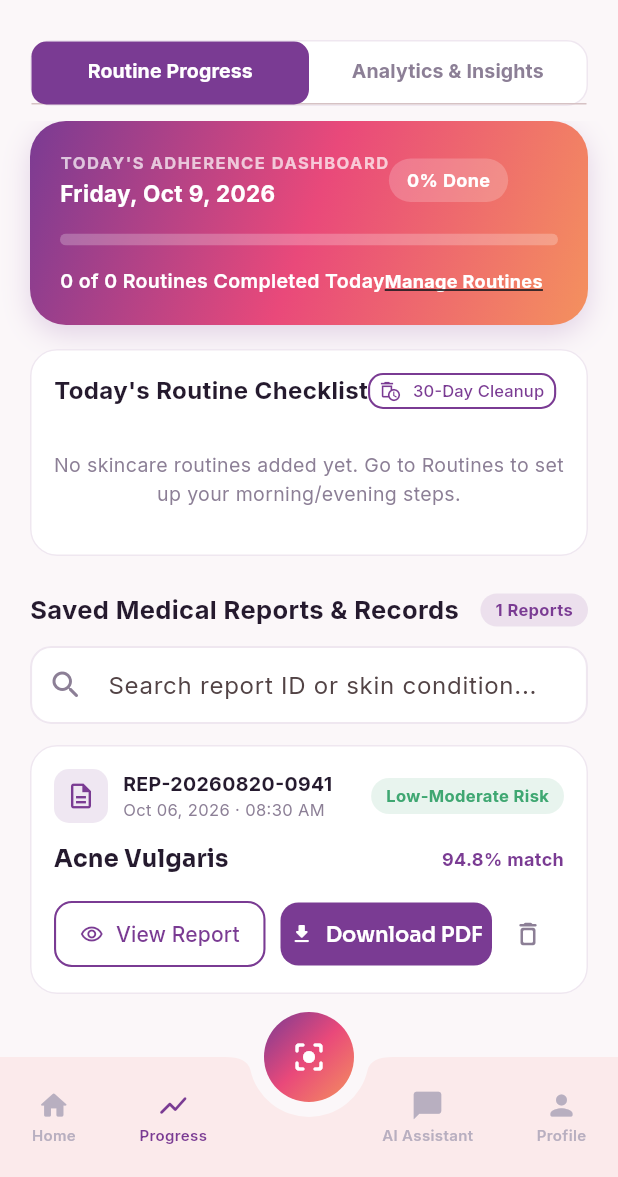
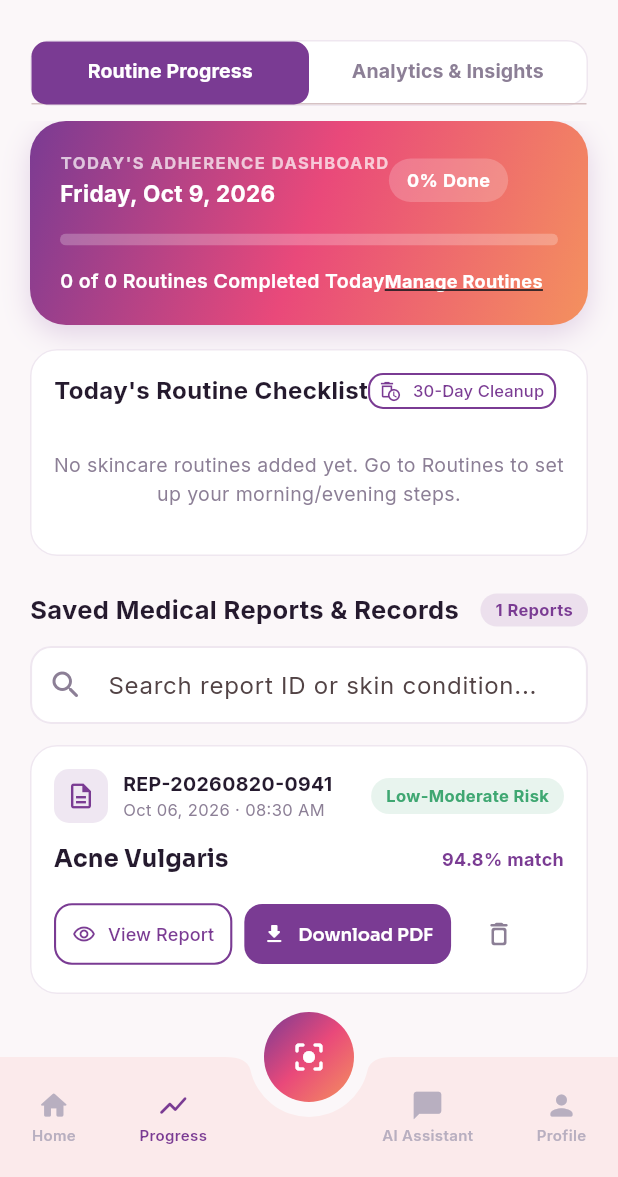
Before and after one commit to Khushbu247/Skincore, a Flutter app: the ProgressScreen screen opened by its route, on a phone screen of 412 x 824 dp, the part 59-1236 px from its top. Run offline on Flutter 3.47's test engine with Material 3 defaults, Android fonts, the phone set to English and light mode, and no system bars; our stand-ins replace cloud_firestore, dio, firebase_auth, firebase_core, fl_chart, flutter_local_notifications and 12 more; accounts and stored records are empty.

Commit message:
minor changes implemented - 17:53 (9/10)

```diff
--- a/frontend/flutter_app/lib/features/dashboard/presentation/dashboard_shell.dart
+++ b/frontend/flutter_app/lib/features/dashboard/presentation/dashboard_shell.dart
@@ -38,7 +38,7 @@ class DashboardShell extends StatelessWidget {
     return Scaffold(
       drawer: const AppDrawer(),
       body: child,
-      floatingActionButton: Container(
+      floatingActionButton: currentIndex == 2 ? null : Container(
         width: 60,
         height: 60,
         decoration: const BoxDecoration(gradient: AppColors.brandGradient, shape: BoxShape.circle),
--- a/frontend/flutter_app/lib/features/progress_tracker/presentation/progress_screen.dart
+++ b/frontend/flutter_app/lib/features/progress_tracker/presentation/progress_screen.dart
@@ -721,7 +721,7 @@ class _ProgressScreenState extends ConsumerState<ProgressScreen> with SingleTick
                 children: [
                   // TAB 1: ROUTINE PROGRESS (DEFAULT GROUP 2 VIEW)
                   ListView(
-                    padding: const EdgeInsets.fromLTRB(20, 0, 20, 20),
+                    padding: const EdgeInsets.fromLTRB(20, 0, 20, 100),
                     children: [
                       // ==========================================
                       // SECTION 1: ROUTINE ADHERENCE DASHBOARD
@@ -1088,22 +1088,21 @@ class _ProgressScreenState extends ConsumerState<ProgressScreen> with SingleTick
                                         ],
                                       ),
                                       const SizedBox(height: 14),
-                                      Row(
+                                      Wrap(
+                                        spacing: 8,
+                                        runSpacing: 8,
+                                        crossAxisAlignment: WrapCrossAlignment.center,
                                         children: [
-                                          Expanded(
-                                            child: OutlinedButton.icon(
+                                          OutlinedButton.icon(
                                             onPressed: () => _showReportDetails(context, report),
                                             style: OutlinedButton.styleFrom(
                                               shape: RoundedRectangleBorder(borderRadius: BorderRadius.circular(12)),
-                                                padding: const EdgeInsets.symmetric(vertical: 12),
+                                              padding: const EdgeInsets.symmetric(vertical: 12, horizontal: 12),
                                             ),
                                             icon: const Icon(Icons.remove_red_eye_outlined, size: 16),
-                                              label: const Text('View Report'),
+                                            label: const Text('View Report', style: TextStyle(fontSize: 12)),
                                           ),
-                                          ),
-                                          const SizedBox(width: 10),
-                                          Expanded(
-                                            child: ElevatedButton.icon(
+                                          ElevatedButton.icon(
                                             onPressed: () {
                                               final userName = user?.displayName ?? 'Patient';
                                               PdfReportService.generateAndDownloadPdf(report, userName: userName);
@@ -1112,11 +1111,10 @@ class _ProgressScreenState extends ConsumerState<ProgressScreen> with SingleTick
                                               backgroundColor: AppColors.purple,
                                               foregroundColor: Colors.white,
                                               shape: RoundedRectangleBorder(borderRadius: BorderRadius.circular(12)),
-                                                padding: const EdgeInsets.symmetric(vertical: 12),
+                                              padding: const EdgeInsets.symmetric(vertical: 12, horizontal: 12),
                                             ),
                                             icon: const Icon(Icons.download_rounded, size: 16),
-                                              label: const Text('Download PDF'),
-                                            ),
+                                            label: const Text('Download PDF', style: TextStyle(fontSize: 12)),
                                           ),
                                           IconButton(
                                             icon: const Icon(Icons.delete_outline_rounded, size: 20, color: AppColors.muted),
--- a/frontend/flutter_app/lib/features/settings/presentation/settings_screen.dart
+++ b/frontend/flutter_app/lib/features/settings/presentation/settings_screen.dart
@@ -15,7 +15,7 @@ class SettingsScreen extends ConsumerWidget {
   @override
   Widget build(BuildContext context, WidgetRef ref) {
     final theme = Theme.of(context);
-    final themeMode = ref.watch(themeModeProvider);
+
     final activeEmail = ref.watch(activeUserEmailProvider);
     final user = ref.watch(authStateProvider).valueOrNull;
     final l10n = AppLocalizations.of(context);
@@ -96,8 +96,8 @@ class SettingsScreen extends ConsumerWidget {
               child: Column(
                 children: [
                   SwitchListTile(
-                    title: Text(l10n.translate('settings_dark_mode')),
-                    value: themeMode == ThemeMode.dark,
+                    title: Text(theme.brightness == Brightness.dark ? 'Dark Mode' : 'Light Mode'),
+                    value: theme.brightness == Brightness.dark,
                     onChanged: (_) => ref.read(themeModeProvider.notifier).toggle(),
                     activeTrackColor: AppColors.purple,
                   ),
```
Also changed, not shown: frontend/flutter_app/lib/features/progress_tracker/presentation/widgets/progress_analytics_tab.dart (+16 -11 lines), frontend/flutter_app/lib/features/skin_scan/presentation/skin_scan_screen.dart (+34 -17 lines). Lines whose indentation alone changed are shown as unchanged.
